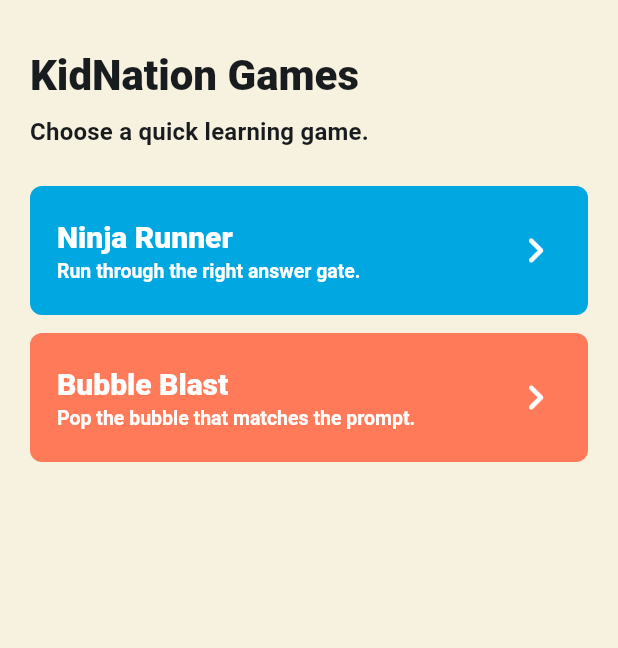
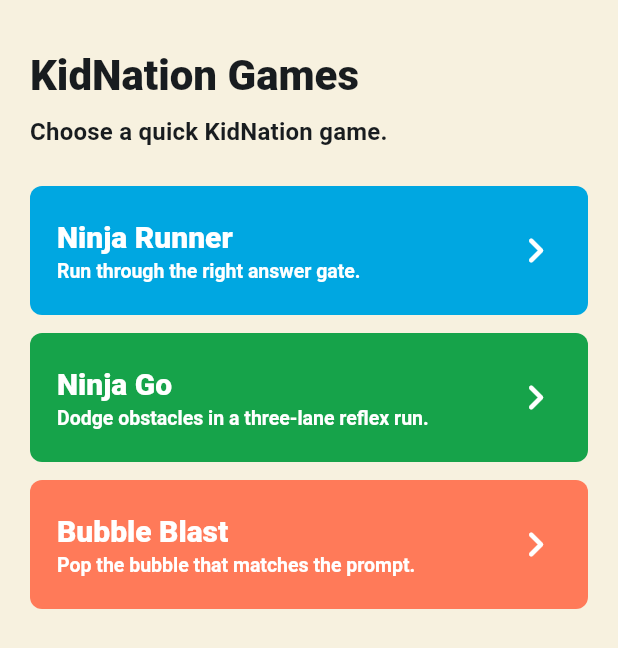
Before and after one commit to vanessakn/NinjaRunner, a Flutter app: the screen it shows after launch, on a phone screen of 412 x 824 dp. Shown: the top 648 px of the screen. Run offline on Flutter 3.47's test engine with Material 3 defaults, Android fonts, the phone set to English and light mode, and no system bars; our stand-ins replace audioplayers, flutter_tts.

Commit message:
feat: add Ninja Go to game picker

```diff
--- a/lib/home_screen.dart
+++ b/lib/home_screen.dart
@@ -1,6 +1,7 @@
 import 'package:flutter/material.dart';
 
 import 'bubble_blast/ui/bubble_blast_screen.dart';
+import 'ninja_go/ui/ninja_go_screen.dart';
 import 'ninja_runner/ui/ninja_runner_screen.dart';
 
 class HomeScreen extends StatelessWidget {
@@ -25,7 +26,7 @@ class HomeScreen extends StatelessWidget {
               ),
               const SizedBox(height: 8),
               Text(
-                'Choose a quick learning game.',
+                'Choose a quick KidNation game.',
                 style: Theme.of(context).textTheme.titleMedium?.copyWith(
                       fontWeight: FontWeight.w700,
                     ),
@@ -36,6 +37,13 @@ class HomeScreen extends StatelessWidget {
                 subtitle: 'Run through the right answer gate.',
                 color: const Color(0xFF00A7E1),
                 onPressed: () => _open(context, const NinjaRunnerScreen()),
+              ),
+              const SizedBox(height: 12),
+              _GameButton(
+                title: 'Ninja Go',
+                subtitle: 'Dodge obstacles in a three-lane reflex run.',
+                color: const Color(0xFF16A34A),
+                onPressed: () => _open(context, const NinjaGoScreen()),
               ),
               const SizedBox(height: 12),
               _GameButton(
```
Also changed, not shown: 1 other file.
